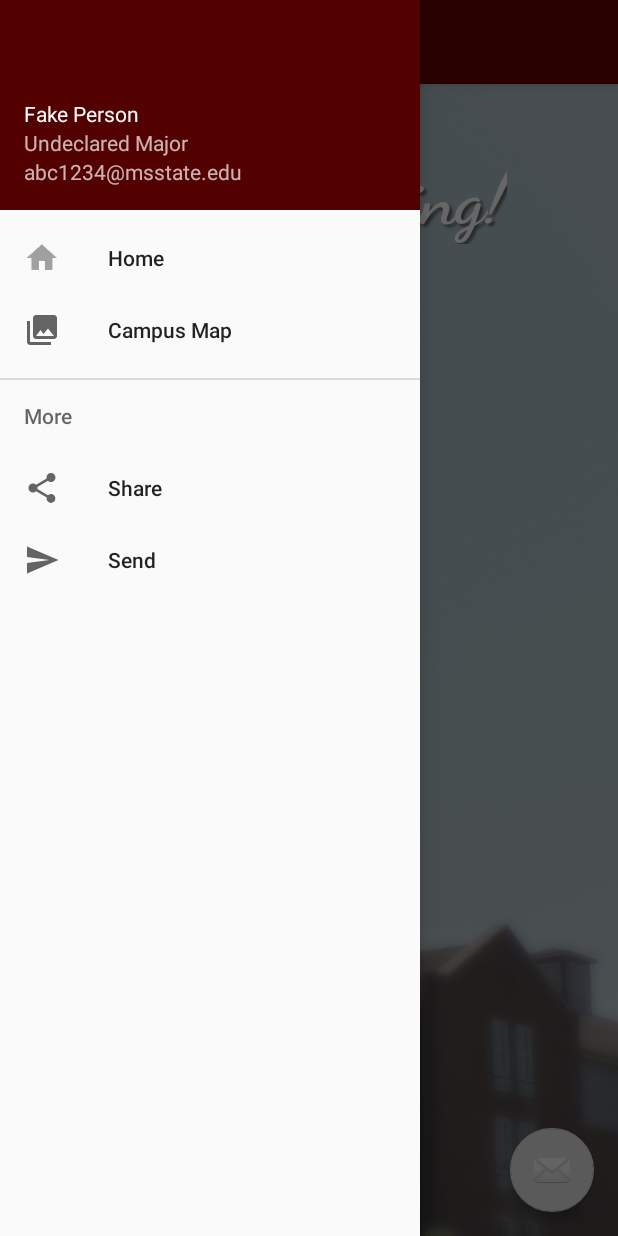
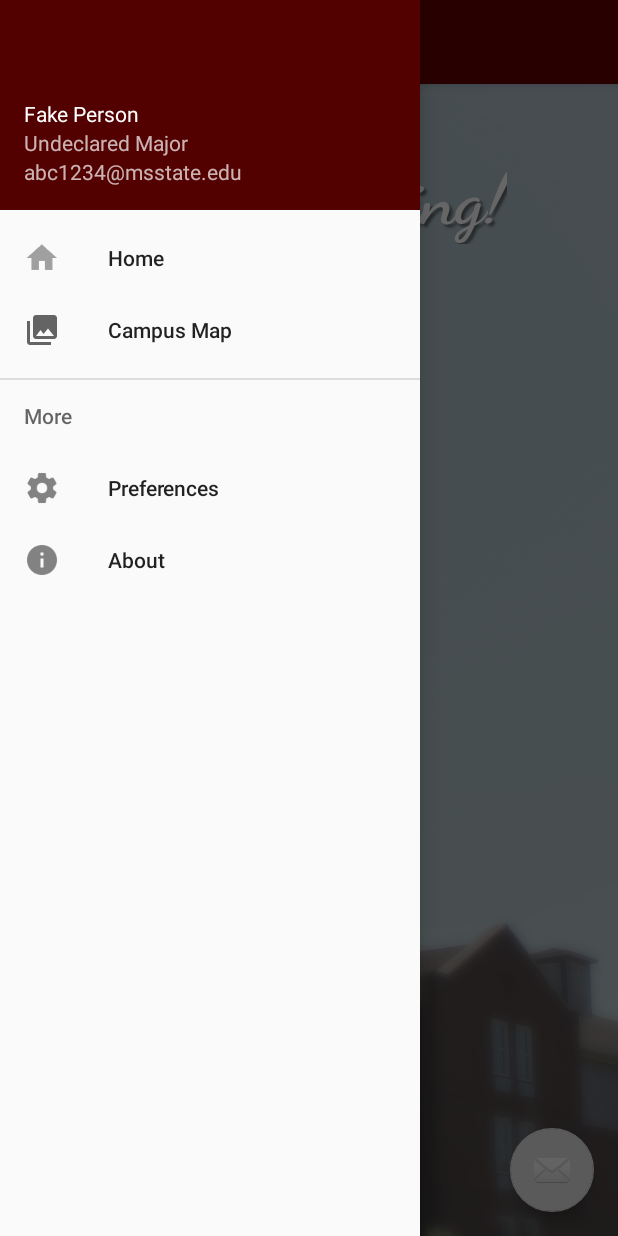
Before and after one commit to Techzune/Maroon, an Android app: the ActivityMain screen opened directly, with no data from a screen before it, with the side drawer open, on a phone screen of 412 x 824 dp. Run offline under Robolectric (Android 15) with nearby library versions, the phone set to English and light mode, and no system bars; libraries missing offline, so code that uses them is left out: com.mapbox.mapboxsdk; 1 statement that could not run was skipped.

```diff
--- a/app/src/main/res/menu/activity_main_drawer.xml
+++ b/app/src/main/res/menu/activity_main_drawer.xml
@@ -16,12 +16,12 @@
         <menu>
             <item
                     android:id="@+id/nav_share"
-                    android:icon="@drawable/ic_menu_share"
-                    android:title="Share"/>
+                    android:icon="@drawable/ic_action_preferences"
+                    android:title="Preferences"/>
             <item
                     android:id="@+id/nav_send"
-                    android:icon="@drawable/ic_menu_send"
-                    android:title="Send"/>
+                    android:icon="@drawable/ic_action_info"
+                    android:title="About"/>
         </menu>
     </item>
 
```
Also changed, not shown: app/src/main/res/drawable-hdpi/ic_action_info.png (added), app/src/main/res/drawable-hdpi/ic_action_preferences.png (added), app/src/main/res/drawable-mdpi/ic_action_info.png (added), app/src/main/res/drawable-mdpi/ic_action_preferences.png (added), app/src/main/res/drawable-xhdpi/ic_action_info.png (added), app/src/main/res/drawable-xhdpi/ic_action_preferences.png (added), app/src/main/res/drawable-xxhdpi/ic_action_info.png (added), app/src/main/res/drawable-xxhdpi/ic_action_preferences.png (added).
